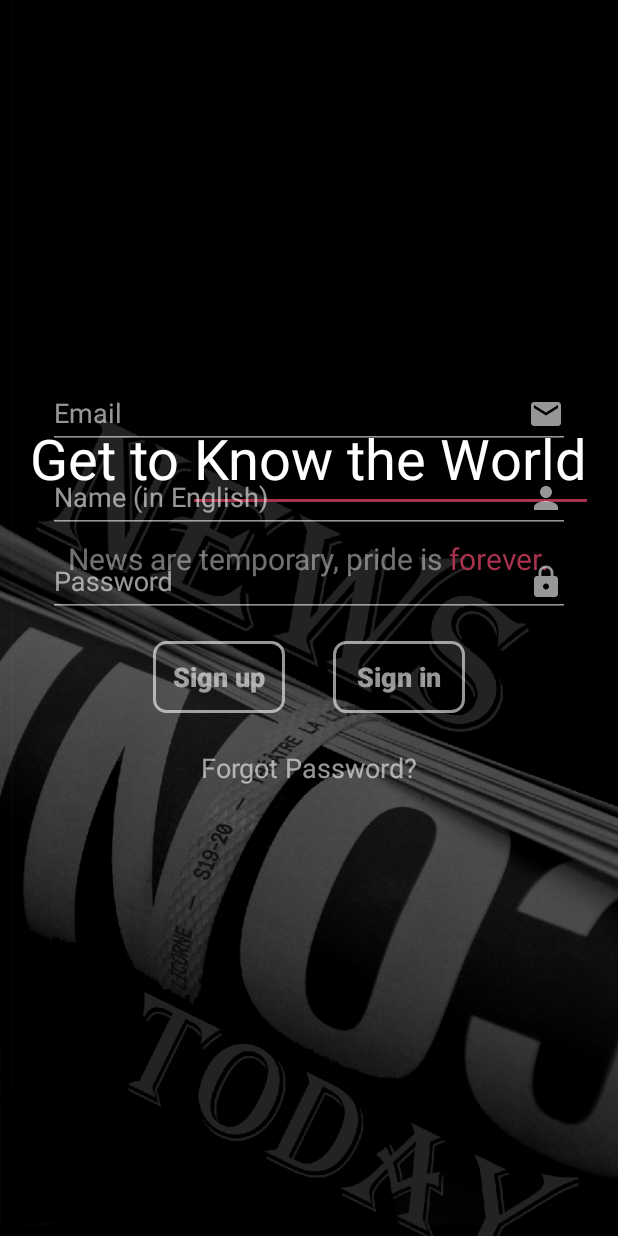
After one commit to chenweize1998/Android-News-App, an Android app: the Login screen opened directly, with no data from a screen before it, on a phone screen of 412 x 824 dp. The commit adds this screen. Run offline under Robolectric (Android 15) with nearby library versions, the phone set to English and light mode, and no system bars; Roboto replaces fonts that are not available here; 1 statement that could not run was skipped.

Commit message:
Add login page. Enable changing header icon

```diff
--- a/NewsToday/app/src/main/java/com/example/newstoday/AsyncServerNews.java
+++ b/NewsToday/app/src/main/java/com/example/newstoday/AsyncServerNews.java
@@ -55,7 +55,7 @@ public class AsyncServerNews {
                 String oriScores = news.getString("oriSocres");
                 String video = news.getString("video");
 
-                newsManager.addInHistory(new News(title, date, content, category, origanization, newsID,
+                newsManager.addInHistory(new News(title, date, content, category, organization, newsID,
                                                     oriImage, publisher, person, location, oriKeywords, oriScores, url, video));
 
                 return true;
@@ -94,7 +94,7 @@ public class AsyncServerNews {
                 String oriScores = news.getString("oriSocres");
                 String video = news.getString("video");
 
-                newsManager.addInCollection(new News(title, date, content, category, origanization, newsID,
+                newsManager.addInCollection(new News(title, date, content, category, organization, newsID,
                         oriImage, publisher, person, location, oriKeywords, oriScores, url, video));
 
                 return true;
--- /dev/null
+++ b/NewsToday/app/src/main/res/drawable-anydpi/ic_person.xml
@@ -0,0 +1,9 @@
+<vector xmlns:android="http://schemas.android.com/apk/res/android"
+        android:width="24dp"
+        android:height="24dp"
+        android:viewportWidth="24.0"
+        android:viewportHeight="24.0">
+    <path
+        android:fillColor="#96ffffff"
+        android:pathData="M12,12c2.21,0 4,-1.79 4,-4s-1.79,-4 -4,-4 -4,1.79 -4,4 1.79,4 4,4zM12,14c-2.67,0 -8,1.34 -8,4v2h16v-2c0,-2.66 -5.33,-4 -8,-4z"/>
+</vector>
--- /dev/null
+++ b/NewsToday/app/src/main/res/drawable-hdpi/ic_lock_white_24dp.xml
@@ -0,0 +1,9 @@
+<vector xmlns:android="http://schemas.android.com/apk/res/android"
+    android:width="24dp"
+    android:height="24dp"
+    android:viewportWidth="24.0"
+    android:viewportHeight="24.0">
+    <path
+        android:fillColor="#96ffffff"
+        android:pathData="M18,8h-1L17,6c0,-2.76 -2.24,-5 -5,-5S7,3.24 7,6v2L6,8c-1.1,0 -2,0.9 -2,2v10c0,1.1 0.9,2 2,2h12c1.1,0 2,-0.9 2,-2L20,10c0,-1.1 -0.9,-2 -2,-2zM12,17c-1.1,0 -2,-0.9 -2,-2s0.9,-2 2,-2 2,0.9 2,2 -0.9,2 -2,2zM15.1,8L8.9,8L8.9,6c0,-1.71 1.39,-3.1 3.1,-3.1 1.71,0 3.1,1.39 3.1,3.1v2z"/>
+</vector>
--- /dev/null
+++ b/NewsToday/app/src/main/res/drawable/button_shape_whith_bg.xml
@@ -0,0 +1,11 @@
+<?xml version="1.0" encoding="utf-8"?>
+<selector xmlns:android="http://schemas.android.com/apk/res/android">
+    <item>
+        <shape android:shape="rectangle">
+            <corners android:radius="8dp" />
+            <solid android:color="@android:color/transparent"/>
+            <stroke android:color="#96ffffff"
+                android:width="2dp"/>
+        </shape>
+    </item>
+</selector>
--- /dev/null
+++ b/NewsToday/app/src/main/res/drawable/ic_email_white_24dp.xml
@@ -0,0 +1,9 @@
+<vector xmlns:android="http://schemas.android.com/apk/res/android"
+    android:width="24dp"
+    android:height="24dp"
+    android:viewportWidth="24.0"
+    android:viewportHeight="24.0">
+    <path
+        android:fillColor="#96ffffff"
+        android:pathData="M20,4L4,4c-1.1,0 -1.99,0.9 -1.99,2L2,18c0,1.1 0.9,2 2,2h16c1.1,0 2,-0.9 2,-2L22,6c0,-1.1 -0.9,-2 -2,-2zM20,8l-8,5 -8,-5L4,6l8,5 8,-5v2z"/>
+</vector>
--- /dev/null
+++ b/NewsToday/app/src/main/res/layout/activity_login.xml
@@ -0,0 +1,216 @@
+<?xml version="1.0" encoding="utf-8"?>
+<RelativeLayout xmlns:android="http://schemas.android.com/apk/res/android"
+    xmlns:app="http://schemas.android.com/apk/res-auto"
+    xmlns:tools="http://schemas.android.com/tools"
+    android:layout_width="match_parent"
+    android:layout_height="match_parent"
+    android:focusableInTouchMode="true"
+    tools:context=".Activity.Login">
+
+    <FrameLayout
+        android:layout_width="wrap_content"
+        android:layout_height="wrap_content">
+
+        <ImageView
+            android:id="@+id/sign_bg"
+            android:layout_width="match_parent"
+            android:layout_height="match_parent"
+            android:scaleType="centerCrop"
+            android:src="@drawable/login_bg" />
+
+    </FrameLayout>
+
+    <LinearLayout
+        android:id="@+id/sign_title_layout"
+        android:layout_width="wrap_content"
+        android:layout_height="wrap_content"
+        android:layout_alignParentTop="true"
+        android:layout_centerHorizontal="true"
+        android:layout_marginTop="280dp"
+        android:orientation="horizontal">
+
+        <LinearLayout
+            android:layout_width="wrap_content"
+            android:layout_height="wrap_content"
+            android:layout_marginBottom="20dp">
+
+            <TextView
+                android:layout_width="wrap_content"
+                android:layout_height="wrap_content"
+                android:text="Get to "
+                android:textColor="#ffffff"
+                android:textSize="37sp" />
+
+        </LinearLayout>
+
+        <LinearLayout
+            android:layout_width="wrap_content"
+            android:layout_height="wrap_content"
+            android:orientation="vertical">
+
+            <TextView
+                android:id="@+id/sign_title2"
+                android:layout_width="wrap_content"
+                android:layout_height="wrap_content"
+                android:layout_alignParentTop="true"
+                android:layout_centerHorizontal="true"
+                android:text="Know the World"
+                android:textColor="#ffffff"
+                android:textSize="37sp" />
+
+            <View
+                android:layout_width="match_parent"
+                android:layout_height="2dp"
+                android:layout_marginTop="2dp"
+                android:background="#a7324d" />
+
+        </LinearLayout>
+
+
+    </LinearLayout>
+
+    <LinearLayout
+        android:layout_width="wrap_content"
+        android:layout_height="wrap_content"
+        android:id="@+id/sign_slogan_layout"
+        android:layout_centerHorizontal="true"
+        android:layout_below="@id/sign_title_layout"
+        android:layout_marginTop="8dp"
+        android:orientation="horizontal">
+
+        <TextView
+        android:layout_width="wrap_content"
+        android:layout_height="wrap_content"
+        android:id="@+id/sign_slogan1"
+        android:gravity="center"
+        android:text="News are temporary, pride is "
+        android:textColor="#70ffffff"
+        android:textSize="20sp" />
+
+
+        <TextView
+            android:layout_width="wrap_content"
+            android:layout_height="wrap_content"
+            android:text="forever."
+            android:textColor="#a7324d"
+            android:textSize="20sp" />
+
+    </LinearLayout>
+
+    <LinearLayout
+        android:layout_width="match_parent"
+        android:layout_height="wrap_content"
+        android:layout_alignParentBottom="true"
+        android:layout_centerHorizontal="true"
+        android:layout_marginBottom="300dp"
+        android:orientation="vertical"
+        android:paddingLeft="32dp"
+        android:paddingRight="32dp">
+
+
+        <com.google.android.material.textfield.TextInputLayout
+            android:layout_width="match_parent"
+            android:layout_height="wrap_content"
+            android:textColorHint="#96ffffff"
+            android:theme="@style/EditScreenTextInputLayoutStyle">
+
+            <com.google.android.material.textfield.TextInputEditText
+                android:layout_width="match_parent"
+                android:layout_height="match_parent"
+                android:drawablePadding="16dp"
+                android:id="@+id/sign_email"
+                android:drawableRight="@drawable/ic_email_white_24dp"
+                android:hint="Email"
+                android:inputType="textEmailAddress"
+                android:maxLines="1"
+                android:textColor="@android:color/white"
+                android:textSize="18sp" />
+        </com.google.android.material.textfield.TextInputLayout>
+
+        <com.google.android.material.textfield.TextInputLayout
+            android:layout_width="match_parent"
+            android:layout_height="wrap_content"
+            android:textColorHint="#96ffffff"
+            android:theme="@style/EditScreenTextInputLayoutStyle">
+
+            <com.google.android.material.textfield.TextInputEditText
+                android:layout_width="match_parent"
+                android:layout_height="match_parent"
+                android:drawablePadding="16dp"
+                android:id="@+id/sign_name"
+                android:drawableRight="@drawable/ic_person"
+                android:hint="Name (in English)"
+                android:inputType="text"
+                android:maxLines="1"
+                android:textColor="@android:color/white"
+                android:textSize="18sp" />
+        </com.google.android.material.textfield.TextInputLayout>
+
+        <com.google.android.material.textfield.TextInputLayout
+            android:layout_width="match_parent"
+            android:layout_height="wrap_content"
+            android:textColorHint="#96ffffff"
+            android:theme="@style/EditScreenTextInputLayoutStyle">
+
+            <com.google.android.material.textfield.TextInputEditText
+                android:layout_width="match_parent"
+                android:layout_height="match_parent"
+                android:drawablePadding="16dp"
+                android:id="@+id/sign_passwd"
+                android:drawableRight="@drawable/ic_lock_white_24dp"
+                android:hint="Password"
+                android:inputType="textPassword"
+                android:maxLines="1"
+                android:textColor="@android:color/white"
+                android:textSize="18sp" />
+        </com.google.android.material.textfield.TextInputLayout>
+
+        <LinearLayout
+            android:layout_width="match_parent"
+            android:layout_height="wrap_content"
+            android:layout_marginTop="16dp"
+            android:layout_marginBottom="8dp"
+            android:gravity="center"
+            android:orientation="horizontal">
+
+            <Button
+                android:layout_width="wrap_content"
+                android:layout_height="wrap_content"
+                android:layout_marginRight="16dp"
+                android:background="@drawable/button_shape_whith_bg"
+                android:id="@+id/sign_btn_signup"
+                android:text="Sign up"
+                android:textAllCaps="false"
+                android:textStyle="bold"
+                android:textColor="#96ffffff"
+                android:textSize="18dp" />
+
+            <Button
+                android:layout_width="wrap_content"
+                android:layout_height="wrap_content"
+                android:layout_marginLeft="16dp"
+                android:background="@drawable/button_shape_whith_bg"
+                android:id="@+id/sign_btn_signin"
+                android:text="Sign in"
+                android:textAllCaps="false"
+                android:textColor="#96ffffff"
+                android:textSize="18dp"
+                android:textStyle="bold" />
+
+
+        </LinearLayout>
+
+
+        <TextView
+            android:layout_width="match_parent"
+            android:layout_height="wrap_content"
+            android:layout_marginTop="16dp"
+            android:text="Forgot Password?"
+            android:textAlignment="center"
+            android:textColor="#96ffffff"
+            android:textSize="18sp" />
+
+
+    </LinearLayout>
+
+</RelativeLayout>
--- a/NewsToday/app/src/main/res/values/colors.xml
+++ b/NewsToday/app/src/main/res/values/colors.xml
@@ -10,4 +10,5 @@
     <color name="hint">#545151</color>
     <color name="material_drawer_divider">#1FFFFFFF</color>
     <color name="material_drawer_primary_text">#70FFFFFF</color>
+    <color name="textInputLayout">#96ffffff</color>
 </resources>
--- /dev/null
+++ b/NewsToday/app/src/main/res/values/dimens.xml
@@ -0,0 +1,5 @@
+<resources>
+    <!-- Default screen margins, per the Android Design guidelines. -->
+    <dimen name="activity_horizontal_margin">16dp</dimen>
+    <dimen name="activity_vertical_margin">16dp</dimen>
+</resources>
--- a/NewsToday/app/src/main/res/values/styles.xml
+++ b/NewsToday/app/src/main/res/values/styles.xml
@@ -10,4 +10,12 @@
         <item name="android:textColorHint">@color/hint</item>
     </style>
 
+    <style name="EditScreenTextInputLayoutStyle" parent="Theme.AppCompat.Light.NoActionBar">
+        <item name="colorControlNormal">@color/textInputLayout</item>
+        <item name="colorControlActivated">@color/textInputLayout</item>
+        <item name="colorControlHighlight">@color/textInputLayout</item>
+        <item name="colorAccent">@color/textInputLayout</item>
+        <item name="android:textColorHint">@color/textInputLayout</item>
+    </style>
+
 </resources>
```
Also changed, not shown: NewsToday/app/src/main/AndroidManifest.xml (+5 -4 lines), NewsToday/app/src/main/java/com/example/newstoday/Activity/Login.java (added, +70 -0 lines), NewsToday/app/src/main/java/com/example/newstoday/Activity/Table.java (+95 -29 lines), NewsToday/app/src/main/res/values/strings.xml (+9 -0 lines), NewsToday/app/src/main/res/drawable-hdpi/login_bg.png (added), NewsToday/app/src/main/res/drawable-mdpi/login_bg.png (added), NewsToday/app/src/main/res/drawable-xhdpi/login_bg.png (added), NewsToday/app/src/main/res/drawable-xxhdpi/login_bg.png (added), NewsToday/app/src/main/res/mipmap-xhdpi/login_bg.png (added), 1 other file.
